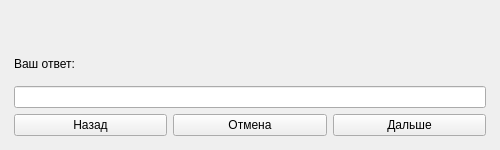
Old version of the form resources/survey_form.ui in the repository semendanshin/YL_Project_1_Danshin.
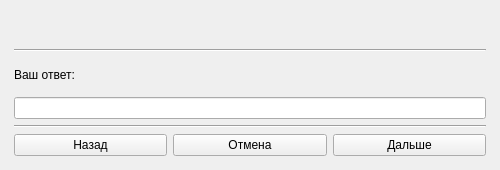
New version of the form. Icons and pictures are not drawn.

```diff
--- a/resources/survey_form.ui
+++ b/resources/survey_form.ui
@@ -7,7 +7,7 @@
     <x>0</x>
     <y>0</y>
     <width>500</width>
-    <height>150</height>
+    <height>170</height>
    </rect>
   </property>
   <property name="windowTitle">
@@ -56,6 +56,13 @@
         </property>
        </widget>
       </item>
+      <item>
+       <widget class="Line" name="line_2">
+        <property name="orientation">
+         <enum>Qt::Horizontal</enum>
+        </property>
+       </widget>
+      </item>
       <item>
        <widget class="QLabel" name="label_2">
         <property name="text">
@@ -70,6 +77,13 @@
         </property>
        </widget>
       </item>
+      <item>
+       <widget class="Line" name="line">
+        <property name="orientation">
+         <enum>Qt::Horizontal</enum>
+        </property>
+       </widget>
+      </item>
       <item>
        <layout class="QHBoxLayout" name="horizontalLayout">
         <item>
```
